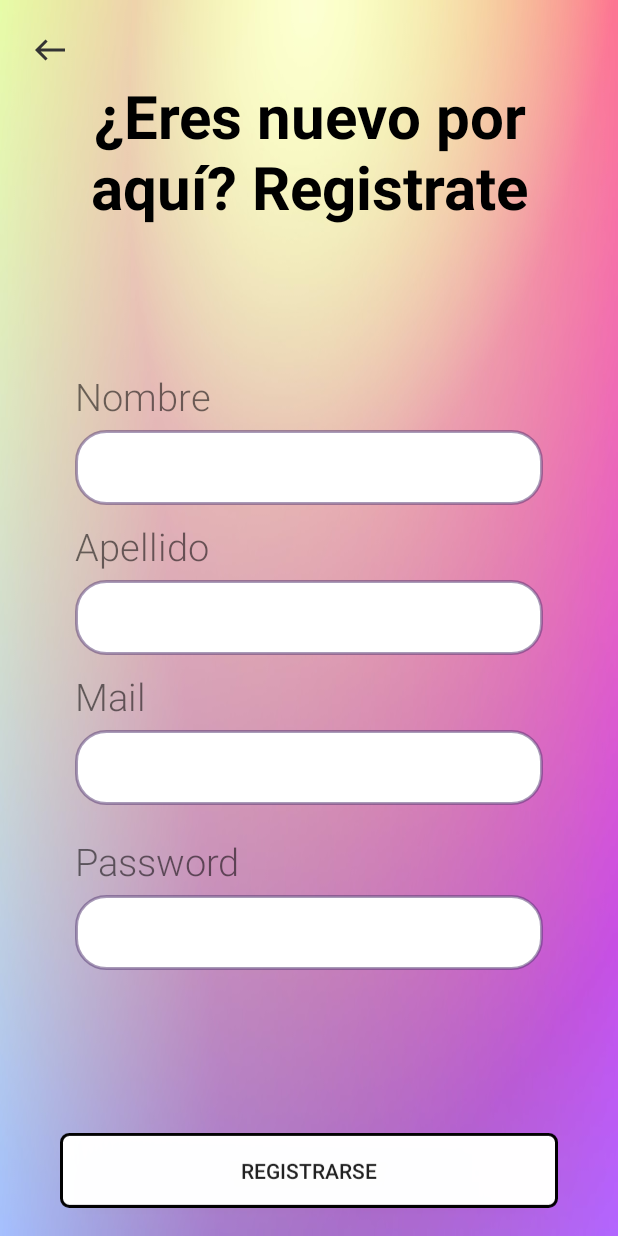
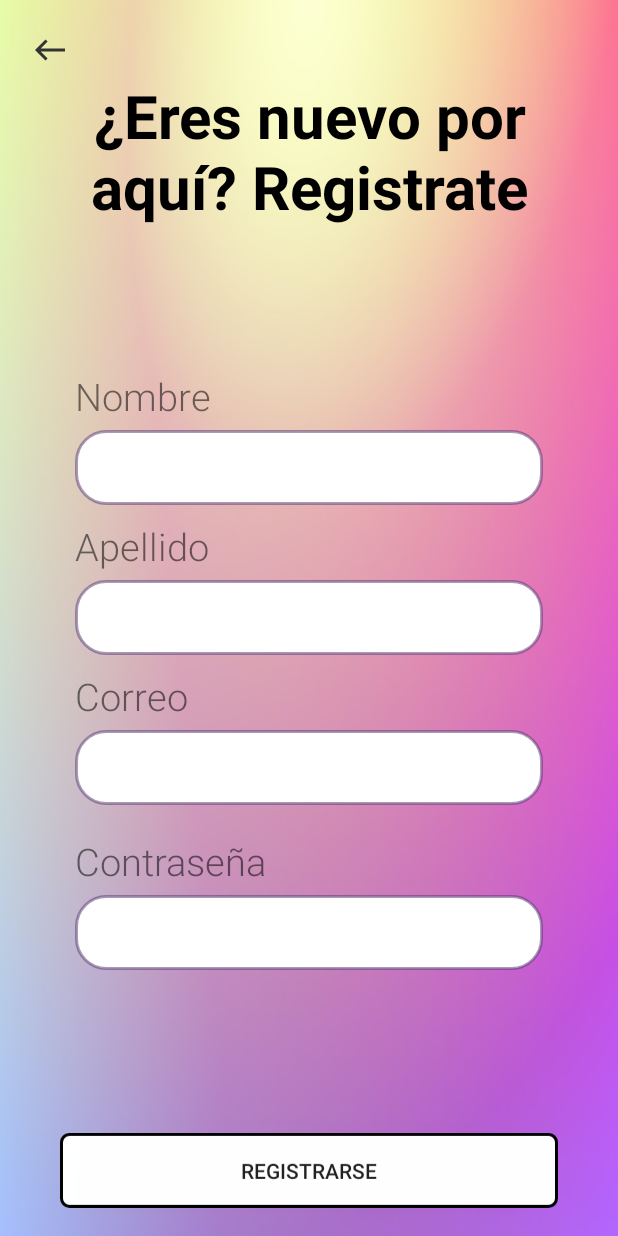
Before and after one commit to AndreaMendez09/TFG_Gestion_Alimentaria_Del_Hogar, an Android app: the fragment RegisterFragment placed in its activity, on a phone screen of 412 x 824 dp. Run offline under Robolectric (Android 15) with nearby library versions, the phone set to English and light mode, and no system bars; our stand-ins replace Firebase (no records; nobody signed in at launch, a user with empty details on screens opened directly).

Commit message:
Cambio nombres en el login yregistrar

```diff
--- a/Android/app/src/main/res/layout/fragment_login.xml
+++ b/Android/app/src/main/res/layout/fragment_login.xml
@@ -40,7 +40,7 @@
             <TextView
                 android:layout_width="wrap_content"
                 android:layout_height="wrap_content"
-                android:text="Mail"
+                android:text="Correo"
                 android:fontFamily="sans-serif-light"
                 android:textSize="25dp"
                 android:layout_marginTop="10dp" />
@@ -68,7 +68,7 @@
         <TextView
             android:layout_width="wrap_content"
             android:layout_height="wrap_content"
-            android:text="Password"
+            android:text="Contraseña"
             android:fontFamily="sans-serif-light"
             android:textSize="25dp" />
 
--- a/Android/app/src/main/res/layout/fragment_register.xml
+++ b/Android/app/src/main/res/layout/fragment_register.xml
@@ -95,10 +95,10 @@
             <TextView
                 android:layout_width="wrap_content"
                 android:layout_height="wrap_content"
-                android:text="Mail"
+                android:layout_marginTop="10dp"
                 android:fontFamily="sans-serif-light"
-                android:textSize="25dp"
-                android:layout_marginTop="10dp" />
+                android:text="Correo"
+                android:textSize="25dp" />
 
             <EditText
                 android:id="@+id/mail_register"
@@ -123,7 +123,7 @@
             <TextView
                 android:layout_width="wrap_content"
                 android:layout_height="wrap_content"
-                android:text="Password"
+                android:text="Contraseña"
                 android:fontFamily="sans-serif-light"
                 android:textSize="25dp" />
 
```
